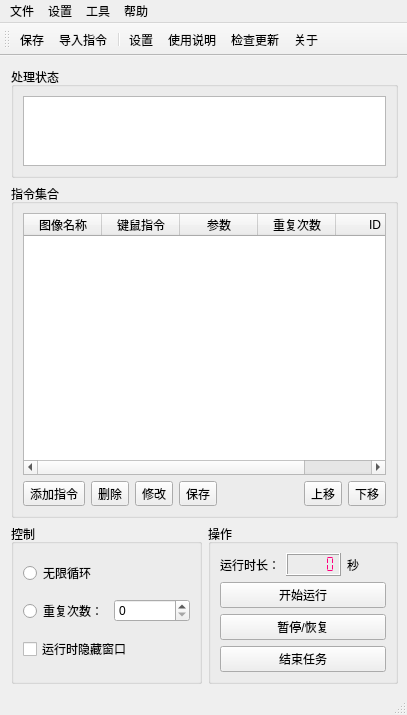
The window that 窗体/mainwindow.ui (FsterThanLight/Clicker) describes before a commit, drawn with Qt 5.
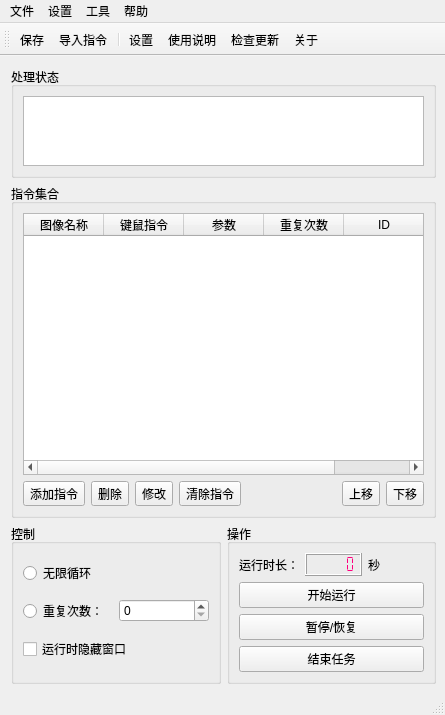
The same window after the commit. Icons and pictures are not drawn.

Commit message: 2022/4/8 保存、清空、刷新按钮可以用了

What changed in the file:
```diff
--- a/窗体/mainwindow.ui
+++ b/窗体/mainwindow.ui
@@ -6,7 +6,7 @@
    <rect>
     <x>0</x>
     <y>0</y>
-    <width>407</width>
+    <width>445</width>
     <height>715</height>
    </rect>
   </property>
@@ -92,7 +92,7 @@
           <bool>true</bool>
          </attribute>
          <attribute name="horizontalHeaderDefaultSectionSize">
-          <number>78</number>
+          <number>80</number>
          </attribute>
          <attribute name="verticalHeaderVisible">
           <bool>false</bool>
@@ -172,7 +172,7 @@
        <item row="1" column="3">
         <widget class="QToolButton" name="toolButton_6">
          <property name="text">
-          <string>保存</string>
+          <string>清除指令</string>
          </property>
          <property name="icon">
           <iconset resource="../images.qrc">
@@ -293,7 +293,7 @@
     <rect>
      <x>0</x>
      <y>0</y>
-     <width>407</width>
+     <width>445</width>
      <height>26</height>
     </rect>
    </property>
```
Left out of the diff: 66 changed lines with no effect on the pictures. The commit also changes 14 other files.
